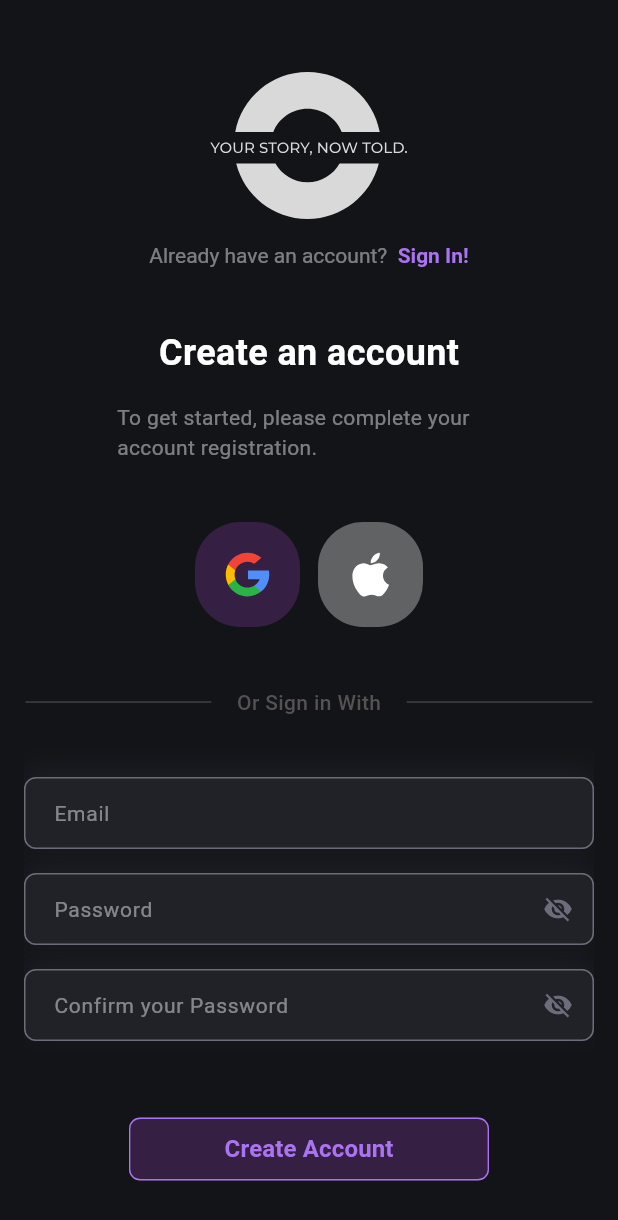
After one commit to sigismundo03/untold, a Flutter app: the SignUpScreen screen opened by its route, on a phone screen of 412 x 824 dp. The commit adds this screen. Shown: the top 1220 px of the screen. Run offline on Flutter 3.47's test engine with Material 3 defaults, Android fonts, the phone set to English and light mode, and no system bars; our stand-ins replace dio, firebase_auth, firebase_core, flutter_mobx, flutter_svg, get_it and 2 more; accounts and stored records are empty; generated files the repository leaves out were written again.

Commit message:
feat: tela de cadastro

```diff
--- a/lib/routing/app_routes.dart
+++ b/lib/routing/app_routes.dart
@@ -2,6 +2,7 @@ import 'package:flutter/material.dart';
 import 'package:untold/ui/forgot_password/screen/forgot_password_instructions_screen.dart';
 import 'package:untold/ui/forgot_password/screen/forgot_password_screen.dart';
 import 'package:untold/ui/login/screen/login_screen.dart';
+import 'package:untold/ui/sign_up/screen/sign_up_screen.dart';
 
 class AppRoutes {
   static const String home = '/';
@@ -25,7 +26,7 @@ class AppRoutes {
         return MaterialPageRoute(builder: (_) => LoginScreen());
 
       case register:
-        return MaterialPageRoute(builder: (_) => LoginScreen());
+        return MaterialPageRoute(builder: (_) => SignUpScreen());
       case resetPassword:
         return MaterialPageRoute(builder: (_) => LoginScreen());
 
--- a/lib/ui/forgot_password/screen/forgot_password_instructions_screen.dart
+++ b/lib/ui/forgot_password/screen/forgot_password_instructions_screen.dart
@@ -19,7 +19,7 @@ class ForgotPasswordInstructionsScreen extends StatelessWidget {
               children: [
                 const SizedBox(height: 64),
                 SvgPicture.asset(
-                  'assets/Subtract.svg',
+                  'assets/small_logo.svg',
                   width: 32,
                   height: 32,
                   colorFilter: ColorFilter.mode(
--- a/lib/ui/forgot_password/screen/forgot_password_screen.dart
+++ b/lib/ui/forgot_password/screen/forgot_password_screen.dart
@@ -27,7 +27,7 @@ class _ForgotPasswordScreenState extends State<ForgotPasswordScreen> {
               children: [
                 const SizedBox(height: 32),
                 SvgPicture.asset(
-                  'assets/Subtract.svg',
+                  'assets/small_logo.svg',
                   width: 32,
                   height: 32,
                   colorFilter: ColorFilter.mode(
--- a/lib/ui/login/screen/login_screen.dart
+++ b/lib/ui/login/screen/login_screen.dart
@@ -4,7 +4,7 @@ import 'package:flutter_svg/flutter_svg.dart';
 import 'package:untold/routing/app_routes.dart';
 import 'package:untold/ui/core/di/injection.dart';
 import 'package:untold/ui/login/view_model/login_view_model.dart';
-import 'package:untold/ui/login/widgets/sign_up_prompt_widget.dart';
+import 'package:untold/ui/login/widgets/prompt_widget.dart';
 
 import '../widgets/primary_button_widget.dart';
 import '../widgets/primary_text_field_widget.dart';
@@ -33,7 +33,7 @@ class _LoginScreenState extends State<LoginScreen> {
             children: [
               const SizedBox(height: 16),
               SvgPicture.asset(
-                'assets/Subtract.svg',
+                'assets/small_logo.svg',
                 width: 32,
                 height: 32,
                 colorFilter: ColorFilter.mode(
@@ -155,7 +155,12 @@ class _LoginScreenState extends State<LoginScreen> {
                 ],
               ),
               const SizedBox(height: 8),
-              SignUpPromptWidget(onSignUpTap: () {})
+              PromptWidget(
+                  buttonText: 'Sign Up!',
+                  text: "Don't have an account? ",
+                  onTap: () {
+                    Navigator.pushNamed(context, AppRoutes.register);
+                  })
             ],
           ),
         ),
@@ -171,14 +176,11 @@ class SecondaryButtonWidget extends StatelessWidget {
     required this.onPressed,
     this.crossAxisAlignment = CrossAxisAlignment.center,
     this.mainAxisAlignment = MainAxisAlignment.center,
-
   });
   final String value;
   final CrossAxisAlignment crossAxisAlignment;
   final MainAxisAlignment mainAxisAlignment;
   final void Function()? onPressed;
-
-
 
   @override
   Widget build(BuildContext context) {
--- a/lib/ui/login/widgets/sign_up_prompt_widget.dart
+++ b/lib/ui/login/widgets/prompt_widget.dart
@@ -1,16 +1,22 @@
 import 'package:flutter/gestures.dart';
 import 'package:flutter/material.dart';
 
-class SignUpPromptWidget extends StatelessWidget {
-  final VoidCallback onSignUpTap;
+class PromptWidget extends StatelessWidget {
+  final VoidCallback onTap;
+  final String text;
+  final String buttonText;
 
-  const SignUpPromptWidget({super.key, required this.onSignUpTap});
+  const PromptWidget(
+      {super.key,
+      required this.onTap,
+      required this.text,
+      required this.buttonText});
 
   @override
   Widget build(BuildContext context) {
     return RichText(
       text: TextSpan(
-        text: "Don't have an account? ",
+        text: text,
         style: TextStyle(
           color: Color.fromRGBO(255, 255, 255, 0.45),
           fontSize: 14,
@@ -18,12 +24,12 @@ class SignUpPromptWidget extends StatelessWidget {
         ),
         children: [
           TextSpan(
-            text: 'Sign Up!',
+            text: buttonText,
             style: TextStyle(
               color: Color.fromRGBO(170, 115, 240, 1),
               fontWeight: FontWeight.w700,
             ),
-            recognizer: TapGestureRecognizer()..onTap = onSignUpTap,
+            recognizer: TapGestureRecognizer()..onTap = onTap,
           ),
         ],
       ),
--- /dev/null
+++ b/lib/ui/sign_up/screen/sign_up_screen.dart
@@ -0,0 +1,161 @@
+import 'package:flutter/material.dart';
+import 'package:flutter_mobx/flutter_mobx.dart';
+import 'package:flutter_svg/flutter_svg.dart';
+
+import '../../login/widgets/primary_button_widget.dart';
+import '../../login/widgets/primary_text_field_widget.dart';
+import '../../login/widgets/prompt_widget.dart';
+import '../../login/widgets/social_login_button_widget.dart';
+
+class SignUpScreen extends StatefulWidget {
+  const SignUpScreen({super.key});
+
+  @override
+  State<SignUpScreen> createState() => _SignUpScreenState();
+}
+
+class _SignUpScreenState extends State<SignUpScreen> {
+  @override
+  Widget build(BuildContext context) {
+    return Scaffold(
+      body: Padding(
+        padding: const EdgeInsets.all(16.0),
+        child: SingleChildScrollView(
+          child: Column(
+            spacing: 16,
+            children: [
+              const SizedBox(height: 16),
+              SvgPicture.asset(
+                'assets/large_logo.svg',
+                fit: BoxFit.cover,
+                colorFilter: ColorFilter.mode(
+                    Color.fromRGBO(217, 217, 217, 1), BlendMode.srcIn),
+              ),
+              PromptWidget(
+                  buttonText: 'Sign In!',
+                  text: 'Already have an account?  ',
+                  onTap: () {
+                    Navigator.pop(context);
+                  }),
+              const SizedBox(height: 8),
+              Text(
+                'Create an account',
+                style: TextStyle(
+                  fontSize: 24,
+                  fontWeight: FontWeight.w600,
+                  color: Color.fromRGBO(255, 255, 255, 1),
+                ),
+              ),
+              Padding(
+                padding: const EdgeInsets.only(left: 62, right: 62),
+                child: Text(
+                  'To get started, please complete your account registration.',
+                  style: TextStyle(
+                    fontSize: 14,
+                    fontWeight: FontWeight.w400,
+                    color: Color.fromRGBO(255, 255, 255, 0.45),
+                  ),
+                ),
+              ),
+              const SizedBox(height: 8),
+              Row(
+                mainAxisAlignment: MainAxisAlignment.center,
+                spacing: 12,
+                children: [
+                  SocialLoginButtonWidget(
+                    color: Color.fromRGBO(188, 76, 241, 0.2),
+                    image: 'assets/google.svg',
+                  ),
+                  SocialLoginButtonWidget(
+                    color: Color.fromRGBO(255, 255, 255, 0.33),
+                    image: 'assets/apple.svg',
+                  ),
+                ],
+              ),
+              const SizedBox(height: 8),
+              Row(
+                spacing: 16,
+                children: [
+                  Expanded(
+                    child: Divider(
+                      thickness: 1,
+                      color: Color.fromRGBO(244, 244, 244, 0.2),
+                      endIndent: 1,
+                      indent: 1,
+                      height: 1,
+                    ),
+                  ),
+                  Text(
+                    'Or Sign in With',
+                    style: TextStyle(
+                      fontSize: 14,
+                      fontWeight: FontWeight.w500,
+                      color: Color.fromRGBO(85, 82, 82, 1),
+                    ),
+                  ),
+                  Expanded(
+                    child: Divider(
+                      thickness: 1,
+                      color: Color.fromRGBO(244, 244, 244, 0.2),
+                      endIndent: 1,
+                      indent: 1,
+                      height: 1,
+                    ),
+                  ),
+                ],
+              ),
+              const SizedBox(height: 8),
+              Observer(builder: (_) {
+                return PrimaryTextFieldWidget(
+                  hintText: 'Email',
+                  controller: TextEditingController(),
+                  onChanged: (_) {},
+                );
+              }),
+              Observer(builder: (_) {
+                return PrimaryTextFieldWidget(
+                  hintText: 'Password',
+                  obscureText: false,
+                  suffixIcon: IconButton(
+                    onPressed: () {},
+                    icon: Icon(
+                      Icons.visibility_off,
+                      color: Color.fromRGBO(108, 109, 122, 1),
+                      size: 20,
+                    ),
+                  ),
+                  controller: TextEditingController(),
+                  onChanged: (_) {},
+                );
+              }),
+              Observer(builder: (_) {
+                return PrimaryTextFieldWidget(
+                  hintText: 'Confirm your Password',
+                  obscureText: false,
+                  suffixIcon: IconButton(
+                    onPressed: () {},
+                    icon: Icon(
+                      Icons.visibility_off,
+                      color: Color.fromRGBO(108, 109, 122, 1),
+                      size: 20,
+                    ),
+                  ),
+                  controller: TextEditingController(),
+                  onChanged: (_) {},
+                );
+              }),
+              const SizedBox(height: 16),
+              Observer(builder: (_) {
+                return PrimaryButton(
+                  onPressed: () {},
+                  text: 'Create Account',
+                );
+              }),
+              const SizedBox(height: 16),
+            ],
+          ),
+        ),
+      ),
+    );
+  }
+}
```
Also changed, not shown: assets/large_logo.svg (added), assets/small_logo.svg (renamed from assets/Subtract.svg).
